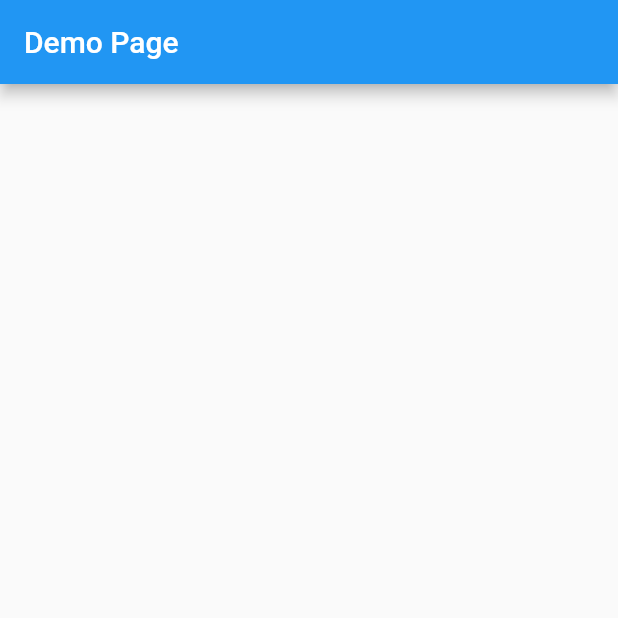
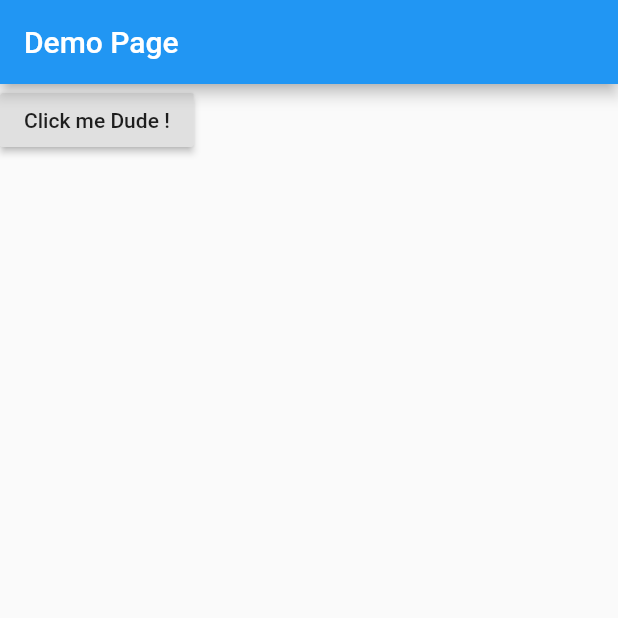
Before and after one commit to MostefaMourad/flutter_basic_projects, a Flutter app: the screen it shows after launch, on a phone screen of 412 x 824 dp, the top half of it. Run offline on Flutter 3.47's test engine with Material 2 defaults, Android fonts, the phone set to English and light mode, and no system bars.

Commit message:
Update main.dart

```diff
--- a/flutter_basic_projects/lib/main.dart
+++ b/flutter_basic_projects/lib/main.dart
@@ -69,8 +69,13 @@ class _MyAppState extends State<MyApp>{
           title: new Text('Demo Page'),
         ),
         body:new Container(child: new Column(children: <Widget>[
+          new RaisedButton(
+            child: new Text('Click me Dude !'),
+            onPressed: (){_askuser();},
+          )
 
         ],),
+        )
     );
   }
 }
```
